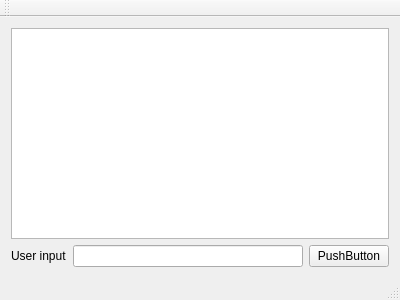
Qt form mainwindow.ui (canvon/cvnirc-qt) before a commit.
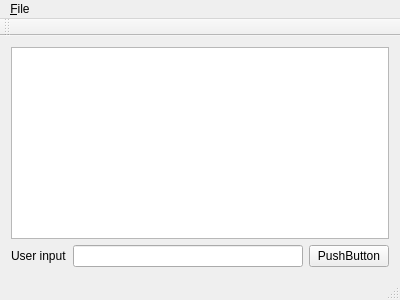
The same form after that commit.

Commit message: [cvnirc-qt] MainWindow: Add a File->Quit menu

The edit to the form file:
```diff
--- a/mainwindow.ui
+++ b/mainwindow.ui
@@ -63,6 +63,13 @@
      <height>25</height>
     </rect>
    </property>
+   <widget class="QMenu" name="menu_File">
+    <property name="title">
+     <string>&amp;File</string>
+    </property>
+    <addaction name="action_Quit"/>
+   </widget>
+   <addaction name="menu_File"/>
   </widget>
   <widget class="QToolBar" name="mainToolBar">
    <attribute name="toolBarArea">
```
Left out of the diff: 5 changed lines with no effect on the pictures. The commit also changes 2 other files.
